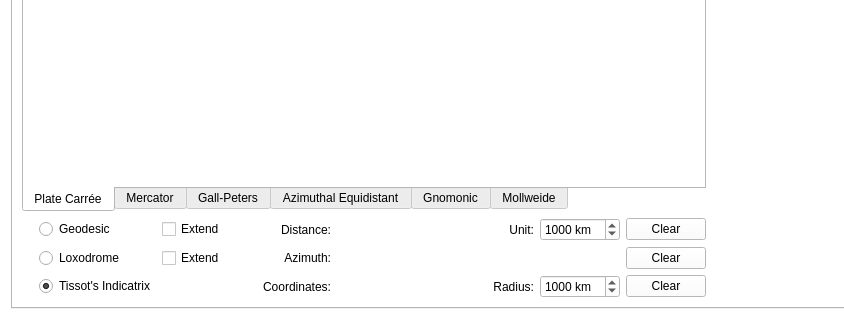
This is Program/soe.ui in danielramosg/sphereofearth as Qt 5 draws it before an edit; both pictures show x 0 to 844 and y 421 to 741 of the 1000 by 741 pixel window. The edited form follows.
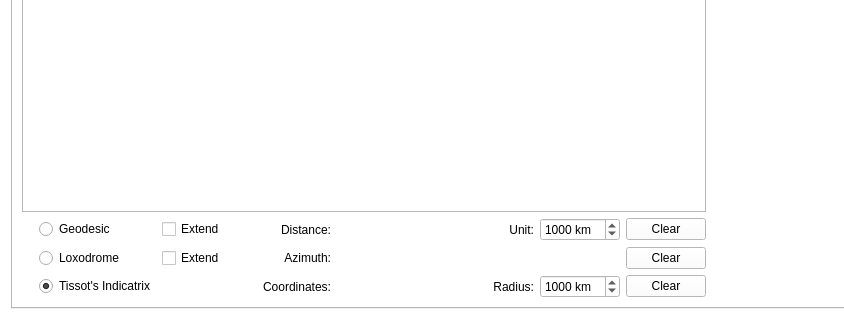
This is the edited form.

What changed in the file:
```diff
--- a/Program/soe.ui
+++ b/Program/soe.ui
@@ -618,36 +618,6 @@
                <property name="currentIndex">
                 <number>0</number>
                </property>
-               <widget class="QWidget" name="tab_1">
-                <attribute name="title">
-                 <string>Plate Carrée</string>
-                </attribute>
-               </widget>
-               <widget class="QWidget" name="tab_2">
-                <attribute name="title">
-                 <string>Mercator</string>
-                </attribute>
-               </widget>
-               <widget class="QWidget" name="tab_3">
-                <attribute name="title">
-                 <string>Gall-Peters</string>
-                </attribute>
-               </widget>
-               <widget class="QWidget" name="tab_4">
-                <attribute name="title">
-                 <string>Azimuthal Equidistant</string>
-                </attribute>
-               </widget>
-               <widget class="QWidget" name="tab_5">
-                <attribute name="title">
-                 <string>Gnomonic</string>
-                </attribute>
-               </widget>
-               <widget class="QWidget" name="tab_6">
-                <attribute name="title">
-                 <string>Mollweide</string>
-                </attribute>
-               </widget>
               </widget>
              </item>
              <item>
```
Left out of the diff: 2 changed lines with no effect on the pictures.
